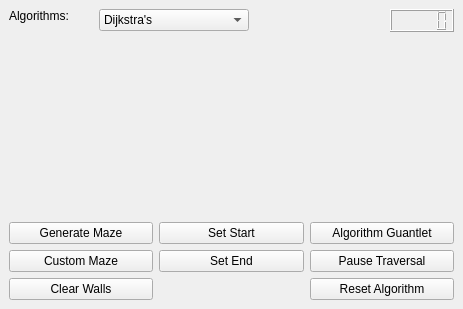
Above: mainwindow.ui from TheWoodenTree/Maze-Algorithms before the change. Below: the same form after it.
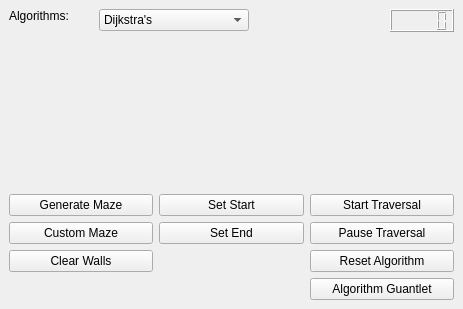
That is the form after the change.

Patch:
```diff
--- a/mainwindow.ui
+++ b/mainwindow.ui
@@ -78,27 +78,27 @@
     </item>
     <item>
      <layout class="QGridLayout" name="gridLayout_2">
-      <item row="1" column="1">
+      <item row="2" column="1">
        <widget class="QPushButton" name="setEndButton">
         <property name="text">
          <string>Set End</string>
         </property>
        </widget>
       </item>
-      <item row="0" column="1">
-       <widget class="QPushButton" name="setStartButton">
-        <property name="text">
-         <string>Set Start</string>
-        </property>
-       </widget>
-      </item>
-      <item row="2" column="0">
+      <item row="3" column="0">
        <widget class="QPushButton" name="clearButton">
         <property name="text">
          <string>Clear Walls</string>
         </property>
        </widget>
       </item>
+      <item row="2" column="0">
+       <widget class="QPushButton" name="customButton">
+        <property name="text">
+         <string>Custom Maze</string>
+        </property>
+       </widget>
+      </item>
       <item row="0" column="0">
        <widget class="QPushButton" name="generateButton">
         <property name="text">
@@ -106,14 +106,7 @@
         </property>
        </widget>
       </item>
-      <item row="1" column="0">
-       <widget class="QPushButton" name="customButton">
-        <property name="text">
-         <string>Custom Maze</string>
-        </property>
-       </widget>
-      </item>
-      <item row="1" column="2">
+      <item row="2" column="2">
        <widget class="QPushButton" name="pauseButton">
         <property name="text">
          <string>Pause Traversal</string>
@@ -121,13 +114,27 @@
        </widget>
       </item>
       <item row="0" column="2">
+       <widget class="QPushButton" name="startButton">
+        <property name="text">
+         <string>Start Traversal</string>
+        </property>
+       </widget>
+      </item>
+      <item row="0" column="1">
+       <widget class="QPushButton" name="setStartButton">
+        <property name="text">
+         <string>Set Start</string>
+        </property>
+       </widget>
+      </item>
+      <item row="6" column="2">
        <widget class="QPushButton" name="guantletButton">
         <property name="text">
          <string>Algorithm Guantlet</string>
         </property>
        </widget>
       </item>
-      <item row="2" column="2">
+      <item row="3" column="2">
        <widget class="QPushButton" name="resetButton">
         <property name="text">
          <string>Reset Algorithm</string>
```
Left out of the diff: 2 changed lines with no effect on the pictures.
